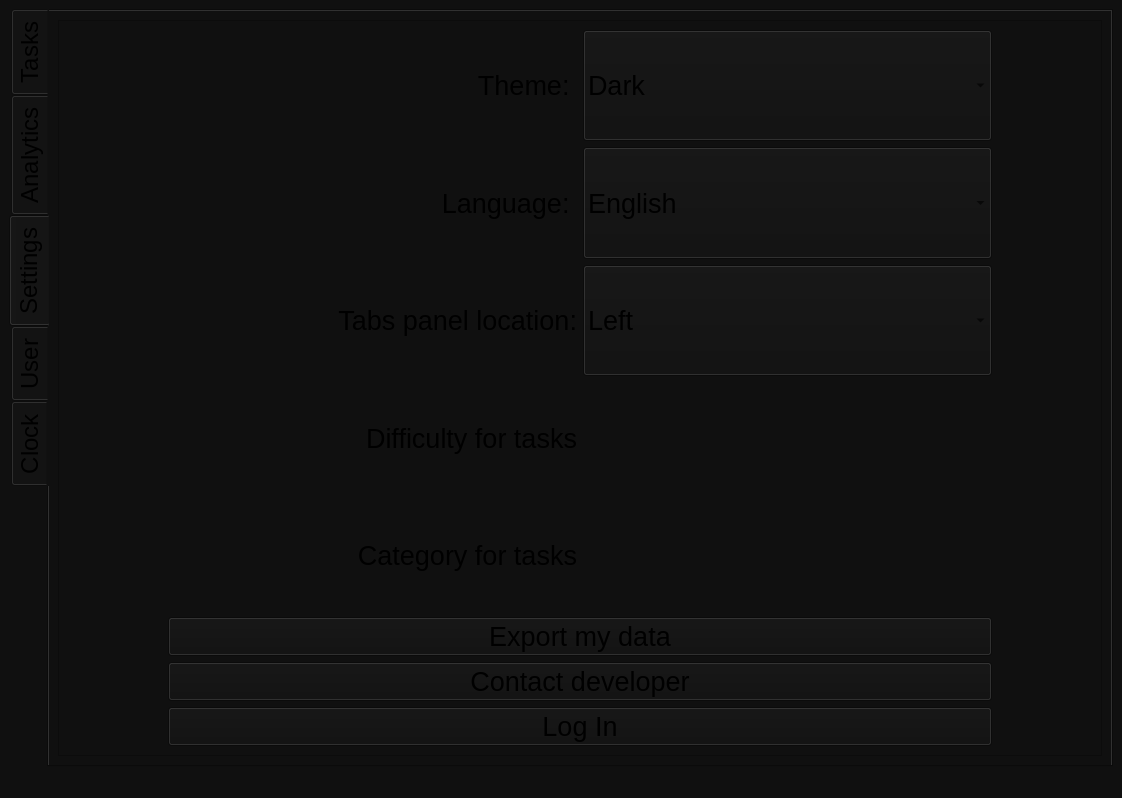
This is ui/windows/v25.ui in YotaBitOn/To-Plan as Qt 5 draws it before an edit. The edited form follows.
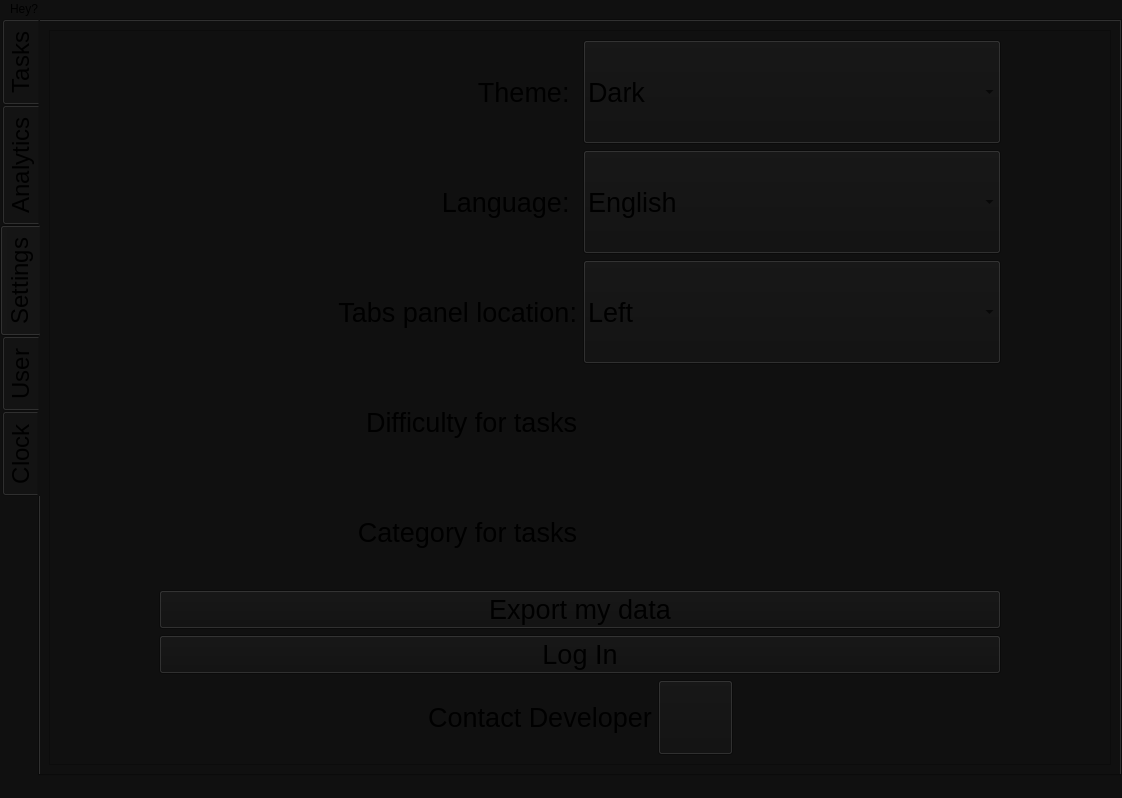
This is the edited form. Icons and pictures are not drawn.

Commit message: feat: contact developer github in settings

Patch:
```diff
--- a/ui/windows/v25.ui
+++ b/ui/windows/v25.ui
@@ -24,6 +24,21 @@
   </property>
   <widget class="QWidget" name="centralwidget">
    <layout class="QHBoxLayout" name="horizontalLayout">
+    <property name="spacing">
+     <number>0</number>
+    </property>
+    <property name="leftMargin">
+     <number>0</number>
+    </property>
+    <property name="topMargin">
+     <number>0</number>
+    </property>
+    <property name="rightMargin">
+     <number>0</number>
+    </property>
+    <property name="bottomMargin">
+     <number>0</number>
+    </property>
     <item>
      <widget class="QTabWidget" name="tabWidget">
       <property name="minimumSize">
@@ -2593,8 +2608,8 @@
             <rect>
              <x>0</x>
              <y>0</y>
-             <width>1037</width>
-             <height>712</height>
+             <width>1055</width>
+             <height>730</height>
             </rect>
            </property>
            <layout class="QVBoxLayout" name="verticalLayout_28">
@@ -2819,18 +2834,6 @@
                   </property>
                  </widget>
                 </item>
-                <item>
-                 <widget class="QPushButton" name="contact_dev_button">
-                  <property name="font">
-                   <font>
-                    <pointsize>20</pointsize>
-                   </font>
-                  </property>
-                  <property name="text">
-                   <string>Contact developer</string>
-                  </property>
-                 </widget>
-                </item>
                 <item>
                  <widget class="QPushButton" name="login_button">
                   <property name="font">
@@ -2843,6 +2846,85 @@
                   </property>
                  </widget>
                 </item>
+                <item>
+                 <layout class="QHBoxLayout" name="horizontalLayout_12">
+                  <item>
+                   <spacer name="horizontalSpacer_7">
+                    <property name="orientation">
+                     <enum>Qt::Orientation::Horizontal</enum>
+                    </property>
+                    <property name="sizeHint" stdset="0">
+                     <size>
+                      <width>40</width>
+                      <height>20</height>
+                     </size>
+                    </property>
+                   </spacer>
+                  </item>
+                  <item>
+                   <widget class="QLabel" name="contact_dev_label">
+                    <property name="font">
+                     <font>
+                      <pointsize>20</pointsize>
+                     </font>
+                    </property>
+                    <property name="text">
+                     <string>Contact Developer</string>
+                    </property>
+                    <property name="alignment">
+                     <set>Qt::AlignmentFlag::AlignCenter</set>
+                    </property>
+                   </widget>
+                  </item>
+                  <item>
+                   <widget class="QPushButton" name="git_button">
+                    <property name="minimumSize">
+                     <size>
+                      <width>75</width>
+                      <height>75</height>
+                     </size>
+                    </property>
+                    <property name="maximumSize">
+                     <size>
+                      <width>75</width>
+                      <height>75</height>
+                     </size>
+                    </property>
+                    <property name="font">
+                     <font>
+                      <pointsize>20</pointsize>
+                     </font>
+                    </property>
+                    <property name="text">
+                     <string/>
+                    </property>
+                    <property name="icon">
+                     <iconset>
+                      <normaloff>../../sources/icons_white/github.svg</normaloff>../../sources/icons_white/github.svg</iconset>
+                    </property>
+                    <property name="iconSize">
+                     <size>
+                      <width>50</width>
+                      <height>50</height>
+                     </size>
+                    </property>
+                   </widget>
+                  </item>
+                  <item>
+                   <spacer name="horizontalSpacer_8">
+                    <property name="orientation">
+                     <enum>Qt::Orientation::Horizontal</enum>
+                    </property>
+                    <property name="sizeHint" stdset="0">
+                     <size>
+                      <width>40</width>
+                      <height>20</height>
+                     </size>
+                    </property>
+                   </spacer>
+                  </item>
+                 </layout>
+                </item>
                </layout>
               </item>
              </layout>
@@ -3426,6 +3508,12 @@
      <height>22</height>
     </rect>
    </property>
+   <widget class="QMenu" name="menuHey">
+    <property name="title">
+     <string>Hey?</string>
+    </property>
+   </widget>
+   <addaction name="menuHey"/>
   </widget>
   <widget class="QStatusBar" name="statusbar"/>
  </widget>
```
Left out of the diff: 16 changed lines with no effect on the pictures. The commit also changes 6 other files.
